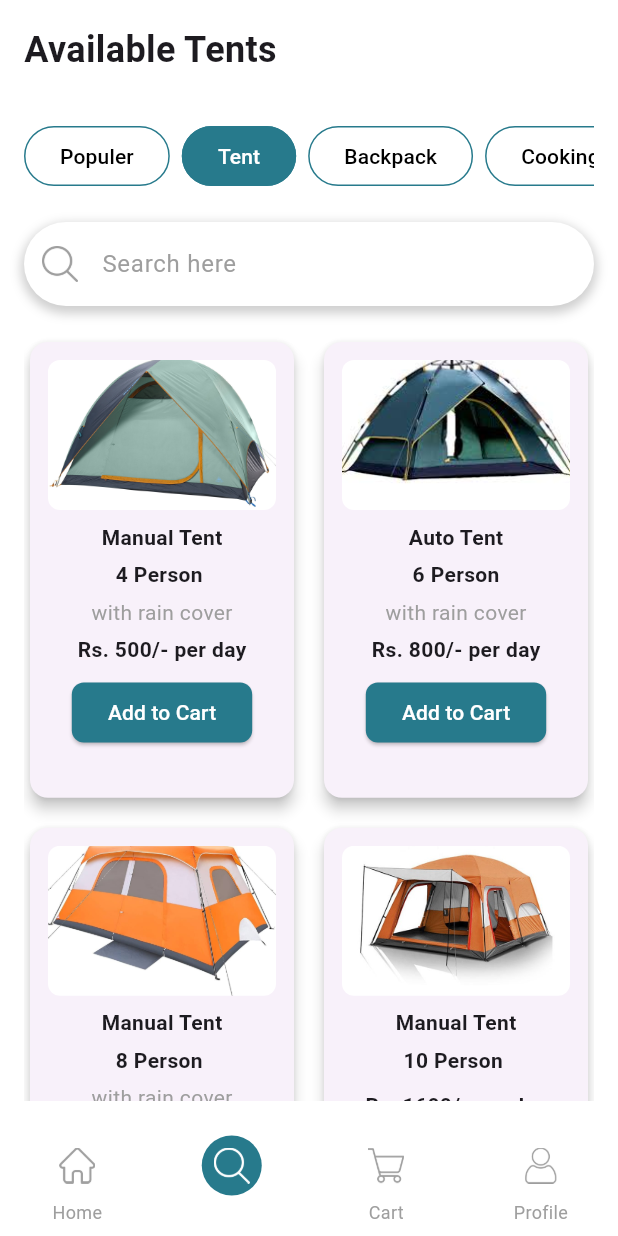
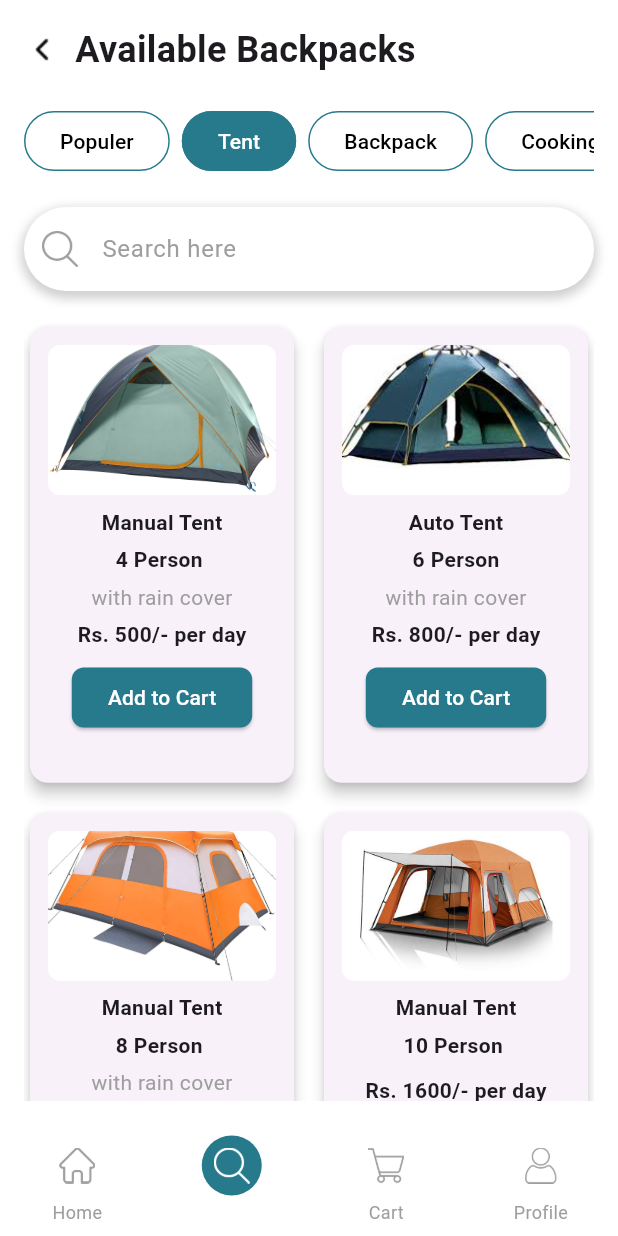
Before and after one commit to Chanukaisuru/CampKit, a Flutter app: the TentPage screen opened directly, on a phone screen of 412 x 824 dp. Run offline on Flutter 3.47's test engine with Material 3 defaults, Android fonts, the phone set to English and light mode, and no system bars.

Commit message:
add back icon tent page

```diff
--- a/lib/category_pages/tent/tent.dart
+++ b/lib/category_pages/tent/tent.dart
@@ -50,14 +50,34 @@ class _TentPageState extends State<TentPage> {
           child: Column(
             crossAxisAlignment: CrossAxisAlignment.start,
             children: [
-              const Text(
-                'Available Tents',
-                style: TextStyle(
-                  fontSize: 24,
-                  fontWeight: FontWeight.bold,
-                ),
+              /*--------------back icon-------------- */
+              Row(
+                children: [
+                  GestureDetector(
+                    onTap: () {
+                      Navigator.pop(context);
+                    },
+                    child: Image.asset(
+                      'assets/icon/left-arrow.png',
+                      height: 24,
+                      width: 24,
+                    ),
+                  ),
+
+              /*------------End of the back icon--------------- */
+
+
+                  const SizedBox(width: 10,),
+                  const Text(
+                    'Available Backpacks',
+                    style: TextStyle(
+                    fontSize: 24,
+                    fontWeight: FontWeight.bold,
+                    ),
+                  ),
+                ],
               ),
-              const SizedBox(height: 10),
+
 
               /*---------------category bar--------------------- */
 
```
